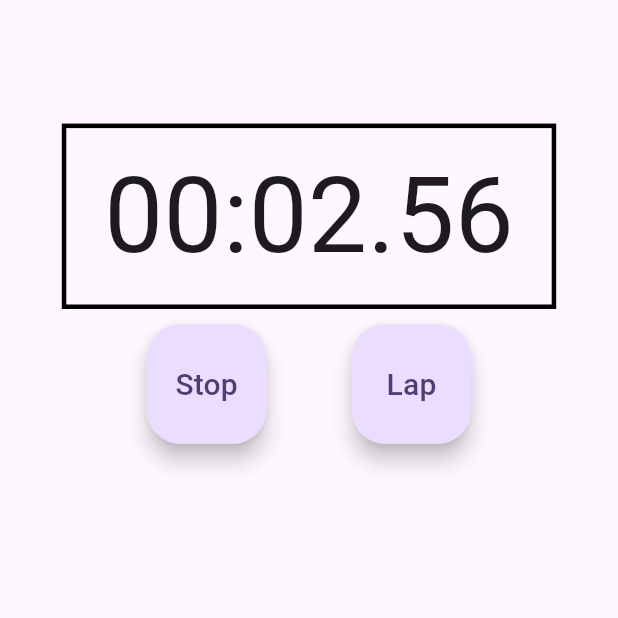
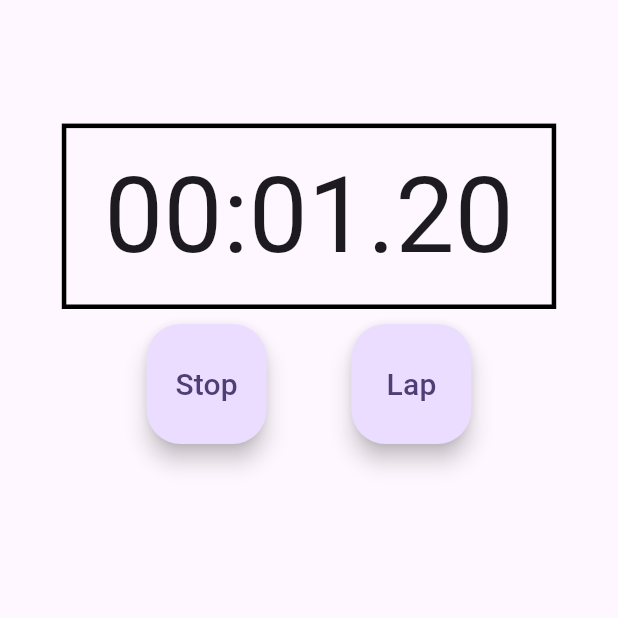
Before and after one commit to MatthewPeden/stopwatch, a Flutter app: the screen it shows after launch, after a tap on "Start", after a tap on "Lap", on a phone screen of 412 x 824 dp, the top half of it. Run offline on Flutter 3.47's test engine with Material 3 defaults, Android fonts, the phone set to English and light mode, and no system bars; our stand-ins replace flutter_riverpod.

Commit message:
Integrated riverpod; added ability to reset stopwatch

```diff
--- a/lib/main.dart
+++ b/lib/main.dart
@@ -1,8 +1,13 @@
-import 'dart:async';
 import 'package:flutter/material.dart';
+import 'package:flutter_riverpod/flutter_riverpod.dart';
+import 'package:stopwatch/providers/stopwatch.dart';
 
 void main() {
-  runApp(const MyApp());
+  runApp(
+    const ProviderScope(
+      child: MyApp(),
+    ),
+  );
 }
 
 class MyApp extends StatelessWidget {
@@ -21,71 +26,15 @@ class MyApp extends StatelessWidget {
   }
 }
 
-class MyHomePage extends StatefulWidget {
+class MyHomePage extends ConsumerWidget {
   const MyHomePage({super.key});
 
   @override
-  State<MyHomePage> createState() => _MyHomePageState();
-}
-
-class _MyHomePageState extends State<MyHomePage> {
-  int _intMinutes = 0;
-  int _intSeconds = 0;
-  int _intCentiseconds = 0;
-
-  int _lapCounter = 0;
-  Map<String, String> _laps = {};
-
-  bool _stopwatchIsRunning = false;
-
-  String stopwatchText = '00:00.00';
-
-  Timer? _timer;
-
-  void _startStopStopwatch() {
-    if (_stopwatchIsRunning) {
-      _timer?.cancel();
-    } else {
-      _timer = Timer.periodic(const Duration(milliseconds: 10), (Timer timer) {
-        if (_intCentiseconds == 99) {
-          _intCentiseconds = 0;
-          if (_intSeconds == 59) {
-            _intSeconds = 0;
-            _intMinutes++;
-          } else {
-            _intSeconds++;
-          }
-        } else {
-          _intCentiseconds++;
-        }
-
-        final stringMinutes = _intMinutes.toString().padLeft(2, '0');
-        final stringSeconds = _intSeconds.toString().padLeft(2, '0');
-        final stringCentiseconds = _intCentiseconds.toString().padLeft(2, '0');
-
-        setState(() {
-          stopwatchText = '$stringMinutes:$stringSeconds.$stringCentiseconds';
-        });
-      });
-    }
-
-    setState(() {
-      _stopwatchIsRunning = !_stopwatchIsRunning;
-    });
-  }
-
-  void _lapOrReset() {
-
-  }
-
-  @override
-  Widget build(BuildContext context) {
+  Widget build(BuildContext context, WidgetRef ref) {
     final maxWidth = MediaQuery.of(context).size.width * 0.8;
     final maxHeight = MediaQuery.of(context).size.height * 0.8;
     final timerHeight = MediaQuery.of(context).size.height * 0.15;
-
-    final startStopButtonText = _stopwatchIsRunning ? 'Stop' : 'Start';
-    final lapResetButtonText = _stopwatchIsRunning ? 'Lap' : 'Reset';
+    final stopwatchState = ref.watch(stopwatchProvider);
 
     return Scaffold(
       body: Center(
@@ -98,55 +47,47 @@ class _MyHomePageState extends State<MyHomePage> {
                 height: timerHeight,
                 width: maxWidth,
                 decoration: BoxDecoration(
-                    border: Border.all(
-                      color: Colors.black,
-                      width: 3.0,
-                    ),
+                  border: Border.all(color: Colors.black, width: 3.0),
                 ),
                 child: Center(
                   child: Text(
-                      stopwatchText,
-                      style: const TextStyle(
-                        fontSize: 70.0,
+                    stopwatchState.time,
+                    style: const TextStyle(fontSize: 70.0),
                   ),
                 ),
               ),
-                ),
-                const SizedBox(
-                  height: 10.0,
-                ),
+              const SizedBox(height: 10.0),
               Row(
                 mainAxisAlignment: MainAxisAlignment.spaceEvenly,
                 children: <Widget>[
-                    SizedBox(
-                      height: 80.0,
-                      width: 80.0,
-                      child: FittedBox(
-                        child: FloatingActionButton(
-                          onPressed: _startStopStopwatch,
-                          child: Text(startStopButtonText),
+                  _buildActionButton(
+                    label: stopwatchState.isRunning ? 'Stop' : 'Start',
+                    action: () => ref.read(stopwatchProvider.notifier).startStop(),
                   ),
-                      ),
-                    ),
-                    SizedBox(
-                      height: 80.0,
-                      width: 80.0,
-                      child: FittedBox(
-                        child: FloatingActionButton(
-                          onPressed: _lapOrReset,
-                          child: Text(lapResetButtonText),
-                        ),
-                      ),
+                  _buildActionButton(
+                    label: stopwatchState.isRunning ? 'Lap' : 'Reset',
+                    action: () => ref.read(stopwatchProvider.notifier).reset(),
                   ),
                 ],
               ),
-                SizedBox(
-                  height: 10.0,
-                ),
+              const SizedBox(height: 10.0),
             ],
           ),
         ),
       ),
     );
   }
+
+  Widget _buildActionButton({required String label, required VoidCallback action}) {
+    return SizedBox(
+      height: 80.0,
+      width: 80.0,
+      child: FittedBox(
+        child: FloatingActionButton(
+          onPressed: action,
+          child: Text(label),
+        ),
+      ),
+    );
   }
+}
--- /dev/null
+++ b/lib/providers/stopwatch.dart
@@ -0,0 +1,61 @@
+import 'dart:async';
+import 'package:flutter_riverpod/flutter_riverpod.dart';
+
+final stopwatchProvider = StateNotifierProvider<StopwatchNotifier, StopwatchState>((ref) {
+  return StopwatchNotifier();
+});
+
+class StopwatchState {
+  final String time;
+  final bool isRunning;
+
+  StopwatchState({required this.time, required this.isRunning});
+}
+
+class StopwatchNotifier extends StateNotifier<StopwatchState> {
+  StopwatchNotifier() : super(StopwatchState(time: '00:00.00', isRunning: false));
+
+  int _intMinutes = 0;
+  int _intSeconds = 0;
+  int _intCentiseconds = 0;
+  Timer? _timer;
+
+  void startStop() {
+    if (state.isRunning) {
+      _timer?.cancel();
+    } else {
+      _timer = Timer.periodic(const Duration(milliseconds: 10), (_) => _updateTime());
+    }
+    state = StopwatchState(time: state.time, isRunning: !state.isRunning);
+  }
+
+  void _updateTime() {
+    if (_intCentiseconds == 99) {
+      _intCentiseconds = 0;
+      if (_intSeconds == 59) {
+        _intSeconds = 0;
+        _intMinutes++;
+      } else {
+        _intSeconds++;
+      }
+    } else {
+      _intCentiseconds++;
+    }
+
+    _updateStopwatch();
+  }
+
+  void reset() {
+    _intMinutes = 0;
+    _intSeconds = 0;
+    _intCentiseconds = 0;
+    _updateStopwatch();
+  }
+
+  void _updateStopwatch() {
+    final stringMinutes = _intMinutes.toString().padLeft(2, '0');
+    final stringSeconds = _intSeconds.toString().padLeft(2, '0');
+    final stringCentiseconds = _intCentiseconds.toString().padLeft(2, '0');
+    state = StopwatchState(time: '$stringMinutes:$stringSeconds.$stringCentiseconds', isRunning: state.isRunning);
+  }
+}
--- a/pubspec.yaml
+++ b/pubspec.yaml
@@ -30,6 +30,7 @@ environment:
 dependencies:
   flutter:
     sdk: flutter
+  flutter_riverpod: ^2.4.9
 
 
   # The following adds the Cupertino Icons font to your application.
```
Also changed, not shown: pubspec.lock. Lines whose indentation alone changed are shown as unchanged.
